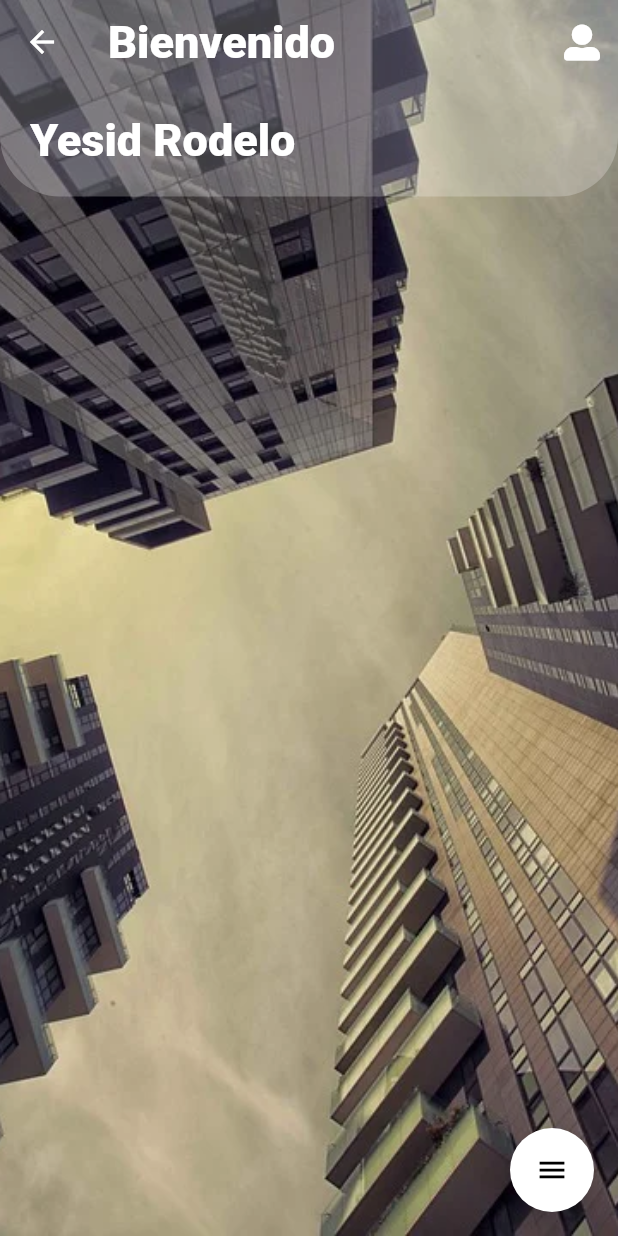
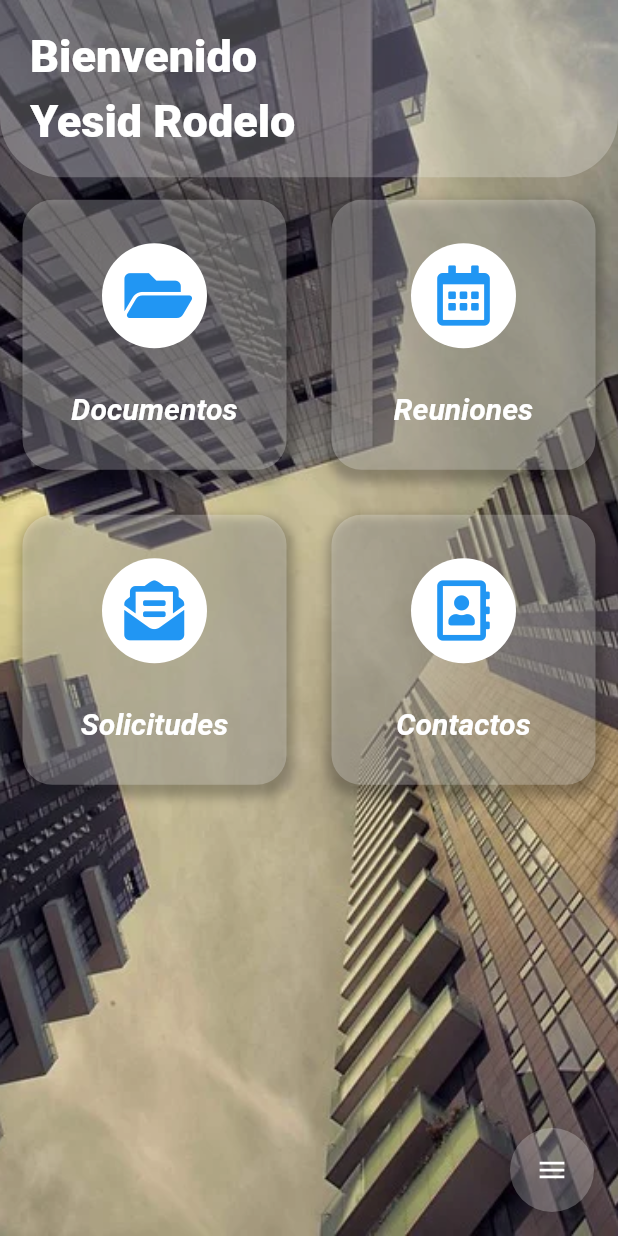
Before and after one commit to Yesid-Development/Alga_Frontend, a Flutter app: the HomePage screen opened by its route, on a phone screen of 412 x 824 dp. Run offline on Flutter 3.47's test engine with Material 2 defaults, Android fonts, the phone set to English and light mode, and no system bars; drawn by our look-alikes of flutter_speed_dial; our stand-ins replace animate_do, curved_navigation_bar, firebase_auth, flutter_signin_button, flutter_spinkit, font_awesome_flutter and 2 more; accounts and stored records are empty.

Commit message:
Home y navegacion terminada

```diff
--- a/lib/src/pages/home_page.dart
+++ b/lib/src/pages/home_page.dart
@@ -1,7 +1,6 @@
 import 'package:alga_frontend/src/auth/auth_state.dart';
-import 'package:alga_frontend/src/widgets/background_home.dart';
+import 'package:flutter/material.dart';
 import 'package:alga_frontend/src/widgets/widgets.dart';
-import 'package:flutter/material.dart';
 import 'package:flutter_speed_dial/flutter_speed_dial.dart';
 import 'package:font_awesome_flutter/font_awesome_flutter.dart';
 import 'package:provider/provider.dart';
@@ -16,26 +15,25 @@ class _HomePageState extends State<HomePage> {
   Widget build(BuildContext context) {
     final screenHeight = MediaQuery.of(context).size.height;
 
-    return Stack(
+    return  Stack(
         children: <Widget>[
           BackgroundHome(),
           Scaffold(
             backgroundColor: Colors.transparent,
-          appBar: CustomAppBar(),
-          body: CustomScrollView(
-            physics: ClampingScrollPhysics(),
-            slivers: <Widget>[
-              _buildHeader(screenHeight),
-            ],
+            body: SafeArea(
+              child: CustomScrollView(
+                physics: BouncingScrollPhysics(),
+                slivers: <Widget>[_buildHeader(screenHeight), _circleButtons()],
               ),
-          floatingActionButton: _myFloatingButton(),
+            ),
+            floatingActionButton: _buildFloatingButton(),
           ),
         ],
     );
   }
 
-  // Body
-  SliverToBoxAdapter _buildHeader(double screenHeigjt) {
+  //========== Body ==========\\
+  SliverToBoxAdapter _buildHeader(double screenHeight) {
     return SliverToBoxAdapter(
       child: Container(
         padding: EdgeInsets.all(20.0),
@@ -46,28 +44,126 @@ class _HomePageState extends State<HomePage> {
             bottomRight: Radius.circular(40.0),
           ),
         ),
-        child: Column(
+        child: Row(
+          mainAxisAlignment: MainAxisAlignment.spaceBetween,
+          children: <Widget>[
+            Column(
               crossAxisAlignment: CrossAxisAlignment.start,
               children: <Widget>[
+                Text(
+                  'Bienvenido',
+                  style: TextStyle(
+                      color: Colors.white,
+                      fontSize: 30.0,
+                      fontWeight: FontWeight.w900),
+                ),
+                SizedBox(height: screenHeight * 0.01),
                 Text(
                   'Yesid Rodelo',
                   style: TextStyle(
                       color: Colors.white,
                       fontSize: 30.0,
                       fontWeight: FontWeight.w900),
-            )
+                ),
+              ],
+            ),
           ],
         ),
       ),
     );
   }
 
-  Widget _myFloatingButton() {
-    final _action = Provider.of<AuthState>(context);
+  SliverToBoxAdapter _circleButtons() {
+    return SliverToBoxAdapter(
+      child: Table(
+        children: [
+          TableRow(children: [
+            _createCircleButton(
+              Colors.white,
+              FontAwesomeIcons.solidFolderOpen,
+              'Documentos',
+              'documents'
+            ),
+            _createCircleButton(
+              Colors.white,
+              FontAwesomeIcons.calendarAlt,
+              'Reuniones',
+              'meetings'
+            ),
+          ]),
+          TableRow(children: [
+            _createCircleButton(
+              Colors.white,
+              FontAwesomeIcons.envelopeOpenText,
+              'Solicitudes',
+              'requests'
+            ),
+            _createCircleButton(
+              Colors.white,
+              FontAwesomeIcons.addressBook,
+              'Contactos',
+              'contacts'
+            ),
+          ]),
+        ],
+      ),
+    );
+  }
+
+  Widget _createCircleButton(Color color, IconData icon, String text, String route) {
+    return Container(
+      height: 180.0,
+      margin: EdgeInsets.all(15.0),
+      decoration: BoxDecoration(
+        borderRadius: BorderRadius.all(Radius.circular(20.0)),
+        color: Colors.white24,
+        boxShadow: [
+          BoxShadow(
+              color: Colors.black26,
+              blurRadius: 5.0,
+              offset: Offset(1.0, 5.0),
+              spreadRadius: 3)
+        ],
+      ),
+      child: InkWell(
+        borderRadius: BorderRadius.circular(20.0),
+        splashColor: Colors.deepPurple,
+        child: Column(
+          mainAxisAlignment: MainAxisAlignment.spaceEvenly,
+          children: <Widget>[
+            CircleAvatar(
+              backgroundColor: color,
+              radius: 35,
+              child: Icon(
+                icon,
+                size: 40.0,
+                color: Colors.blue,
+              ),
+            ),
+            Text(
+              text,
+              style: TextStyle(
+                color: color,
+                fontStyle: FontStyle.italic,
+                fontWeight: FontWeight.w700,
+                fontSize: 20.0,
+              ),
+            )
+          ],
+        ),
+        onTap: ()=> {
+          Navigator.of(context).pushNamed(route)
+        },
+      ),
+    );
+  }
+
+  SpeedDial _buildFloatingButton() {
+    final state = Provider.of<AuthState>(context);
 
     return SpeedDial(
-      marginRight: 18,
-      marginBottom: 20,
+      marginRight: 5,
+      marginBottom: 10,
       animatedIcon: AnimatedIcons.menu_close,
       animatedIconTheme: IconThemeData(size: 22.0),
       visible: true,
@@ -75,24 +171,17 @@ class _HomePageState extends State<HomePage> {
       curve: Curves.bounceIn,
       overlayColor: Colors.black,
       overlayOpacity: 0.5,
-      backgroundColor: Colors.white,
-      foregroundColor: Colors.black,
+      backgroundColor: Colors.white24,
+      foregroundColor: Colors.white,
       elevation: 8.0,
       shape: CircleBorder(),
       children: [
         SpeedDialChild(
-          child: Icon(FontAwesomeIcons.cog),
-          backgroundColor: Colors.blue,
-          label: 'Config',
-          labelStyle: TextStyle(fontSize: 18.0),
-          onTap: () => {Navigator.pushNamed(context, 'settings')},
-        ),
-        SpeedDialChild(
-          child: Icon(FontAwesomeIcons.powerOff),
+          child: Icon(FontAwesomeIcons.signOutAlt),
           backgroundColor: Colors.red,
           label: 'Salir',
           labelStyle: TextStyle(fontSize: 18.0),
-          onTap: () => {_action.logout()},
+          onTap: () => state.logout(),
         ),
       ],
     );
--- a/lib/src/pages/login_page.dart
+++ b/lib/src/pages/login_page.dart
@@ -70,7 +70,7 @@ class __LoginFormState extends State<_LoginForm> {
           ),
           Container(
             width: _size.width * 0.85,
-            height: _size.height * 0.83,
+            height: _size.height * 0.9,
             margin: EdgeInsets.symmetric(vertical: 10.0),
             padding: EdgeInsets.symmetric(vertical: 50.0),
             decoration: BoxDecoration(
--- a/lib/src/widgets/background_auth.dart
+++ b/lib/src/widgets/background_auth.dart
@@ -32,7 +32,7 @@ class Background extends StatelessWidget {
           children: <Widget>[
             Icon(FontAwesomeIcons.leaf, color: Colors.white, size: 100.0),
             SizedBox(height: 5.0),
-            Text('Alga', style: TextStyle(color: Colors.white, fontSize: 30.0))
+            Text('Alga', style: TextStyle(color: Colors.white, fontSize: 30.0, fontWeight: FontWeight.bold))
           ],
         ),
       ),
--- a/lib/src/widgets/custom_app_bar.dart
+++ /dev/null
@@ -1,35 +0,0 @@
-import 'package:flutter/material.dart';
-import 'package:font_awesome_flutter/font_awesome_flutter.dart';
-
-class CustomAppBar extends StatelessWidget with PreferredSizeWidget {
-  @override
-  Widget build(BuildContext context) {
-    return AppBar(
-        backgroundColor: Colors.white24,
-        elevation: 0.0,
-
-        // title: Icon(FontAwesomeIcons.leaf),
-        title: Text(
-          'Bienvenido',
-          style: TextStyle(
-            color: Colors.white,
-            fontSize: 30.0,
-            fontWeight: FontWeight.w900,
-          ),
-        ),
-        actions: <Widget>[
-          IconButton(
-            icon: Icon(FontAwesomeIcons.userAlt),
-            color: Colors.white,
-            // iconSize: 35.0,
-            onPressed: () {
-              Navigator.of(context).pushNamed('profile');
-            },
-          )
-        ],
-    );
-  }
-
-  @override
-  Size get preferredSize => Size.fromHeight(kToolbarHeight);
-}
--- a/lib/src/widgets/widgets.dart
+++ b/lib/src/widgets/widgets.dart
@@ -1,2 +1,2 @@
 export 'background_auth.dart';
-export 'custom_app_bar.dart';
+export 'background_home.dart';
--- a/pubspec.yaml
+++ b/pubspec.yaml
@@ -24,6 +24,7 @@ dependencies:
   flutter_spinkit: "^4.1.2"
   flutter_speed_dial: ^1.2.5
   flutter_swiper: ^1.1.6
+  curved_navigation_bar: ^0.3.2
 
 dev_dependencies:
   flutter_test:
```
Also changed, not shown: lib/main.dart (+22 -11 lines), lib/src/pages/contacts_page.dart (added, +10 -0 lines), lib/src/pages/documents_page.dart (added, +10 -0 lines), lib/src/pages/edit_profile_page.dart (added, +12 -0 lines), lib/src/pages/meetings_page.dart (added, +10 -0 lines), lib/src/pages/navigation.dart (added, +79 -0 lines), lib/src/pages/profile_page.dart (+32 -27 lines), lib/src/pages/requests_page.dart (added, +10 -0 lines), lib/src/pages/settings_page.dart (deleted, +0 -17 lines), assets/img/documents.png (added), pubspec.lock. Lines whose indentation alone changed are shown as unchanged.
